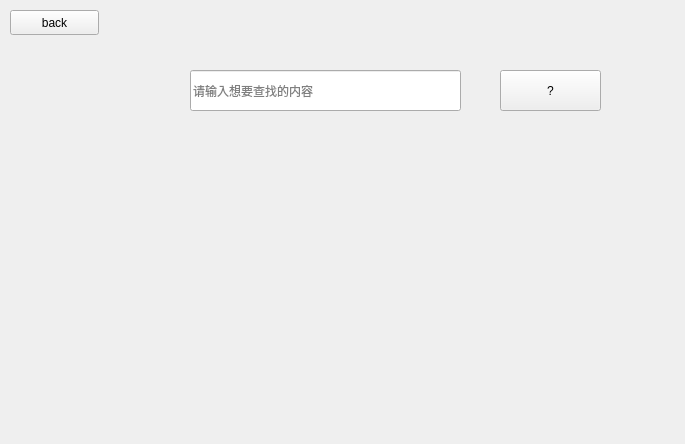
Qt form Client/PreProject/medicinesearchwindow.ui (povli/2024-BIT-) before a commit.
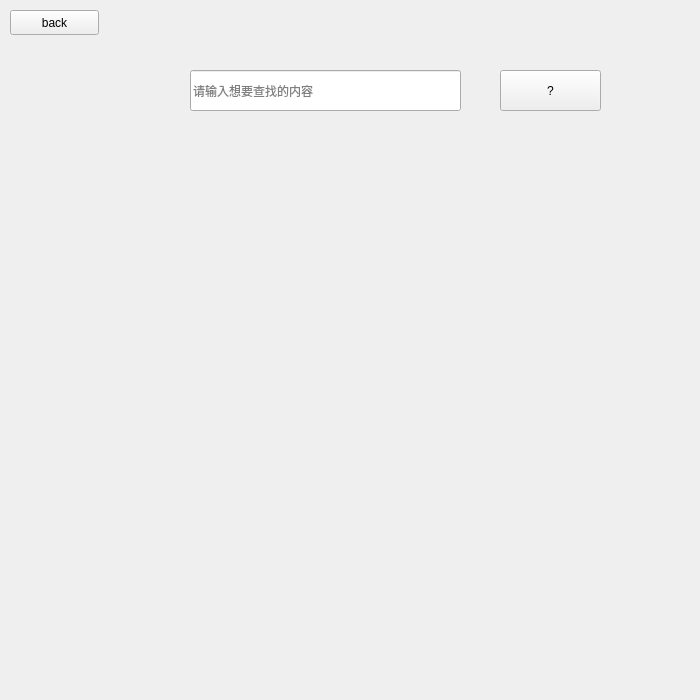
The same form after that commit.

```diff
--- a/Client/PreProject/medicinesearchwindow.ui
+++ b/Client/PreProject/medicinesearchwindow.ui
@@ -6,8 +6,8 @@
    <rect>
     <x>0</x>
     <y>0</y>
-    <width>685</width>
-    <height>444</height>
+    <width>700</width>
+    <height>700</height>
    </rect>
   </property>
   <property name="windowTitle">
```
